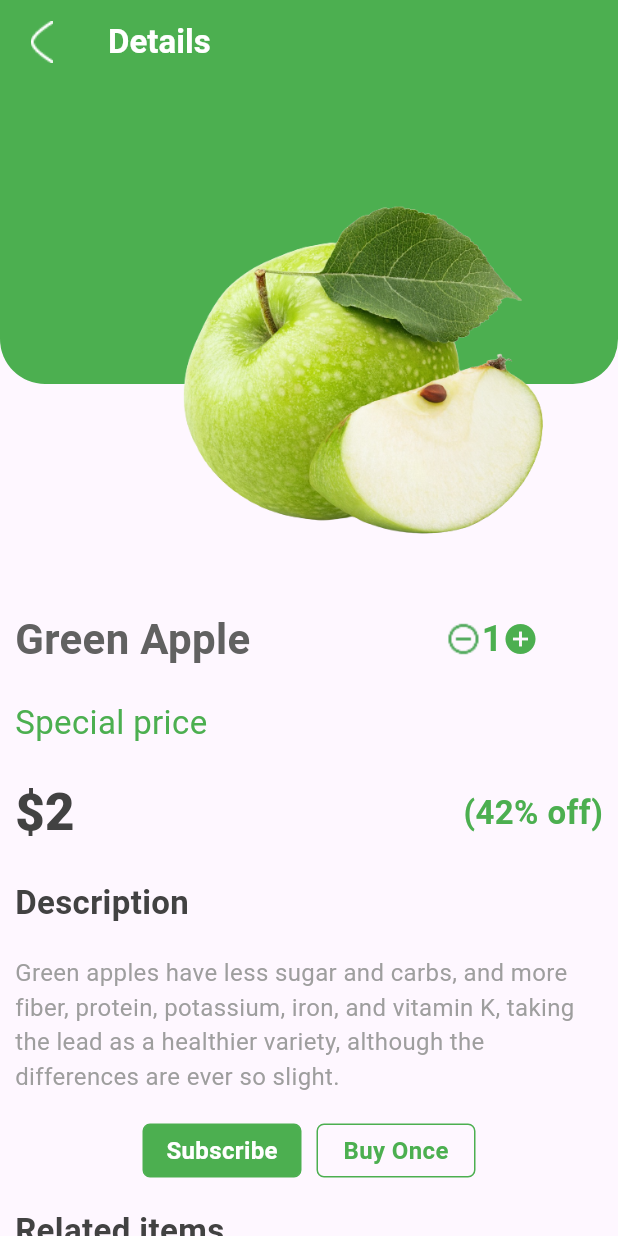
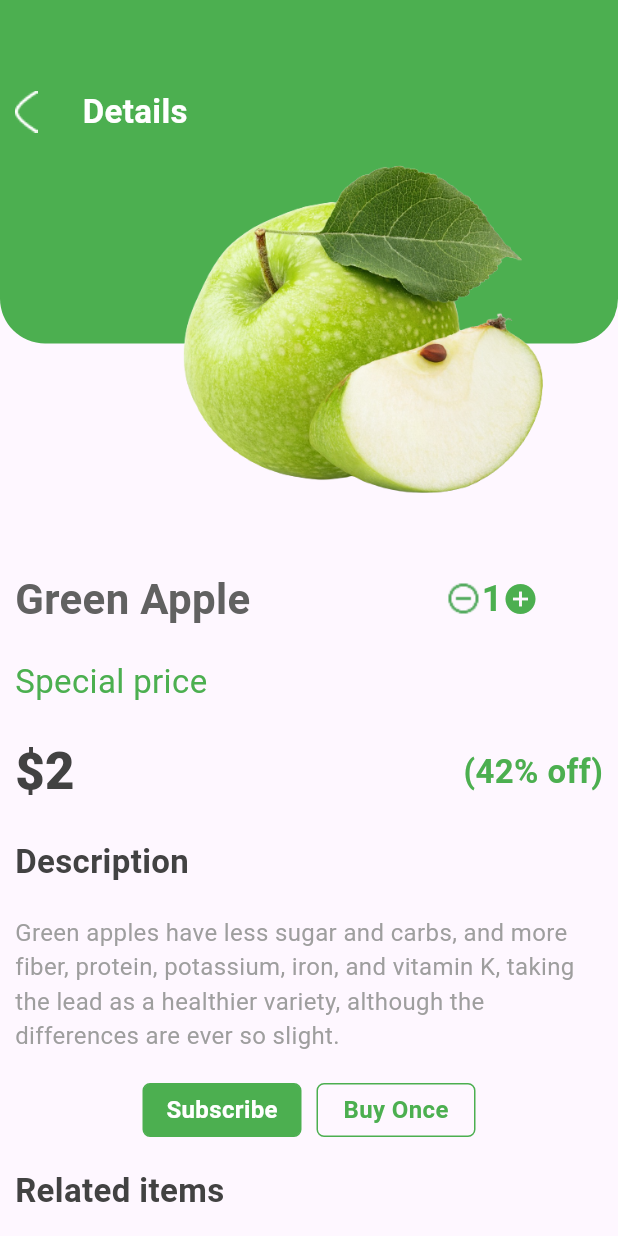
Before and after one commit to nazifanishat09/sG_Grocery, a Flutter app: the screen it shows after launch, on a phone screen of 412 x 824 dp. Run offline on Flutter 3.47's test engine with Material 3 defaults, Android fonts, the phone set to English and light mode, and no system bars; our stand-ins replace carousel_slider.

Commit message:
details page

```diff
--- a/lib/view/detailsPage/detailsPage.dart
+++ b/lib/view/detailsPage/detailsPage.dart
@@ -13,16 +13,6 @@ class _DetailsPageState extends State<DetailsPage> {
   @override
   Widget build(BuildContext context) {
     return Scaffold(
-      appBar: AppBar(
-        backgroundColor: Colors.green,
-        leading: Image(image: AssetImage("assets/backArrowWhite.png")),
-        title: CustomTextWidget(
-          title: "Details",
-          fs: 22,
-          fw: FontWeight.w700,
-          fc: Colors.white,
-        ),
-      ),
       body: SingleChildScrollView(
         child: Column(
           children: [
@@ -30,7 +20,7 @@ class _DetailsPageState extends State<DetailsPage> {
               clipBehavior: Clip.none,
               children: [
                 Container(
-                  height: 200,
+                  height: 229,
                   width: 428,
                   decoration: BoxDecoration(
                     borderRadius: BorderRadius.only(
@@ -38,6 +28,22 @@ class _DetailsPageState extends State<DetailsPage> {
                       bottomLeft: Radius.circular(30),
                     ),
                     color: Colors.green,
+                  ),
+                  child: Padding(
+                    padding: const EdgeInsets.only(top: 20,bottom: 100,left: 10),
+                    child: Row(
+                      spacing: 30,
+                      crossAxisAlignment: CrossAxisAlignment.center,
+                      children: [
+                        Image(image: AssetImage("assets/backArrowWhite.png")),
+                        CustomTextWidget(
+                          title: "Details",
+                          fs: 22,
+                          fw: FontWeight.w700,
+                          fc: Colors.white,
+                        ),
+                      ],
+                    ),
                   ),
                 ),
                 Positioned(
--- a/lib/view/widget/appber.dart
+++ /dev/null
@@ -1 +0,0 @@
-import 'package:flutter/material.dart';
```
